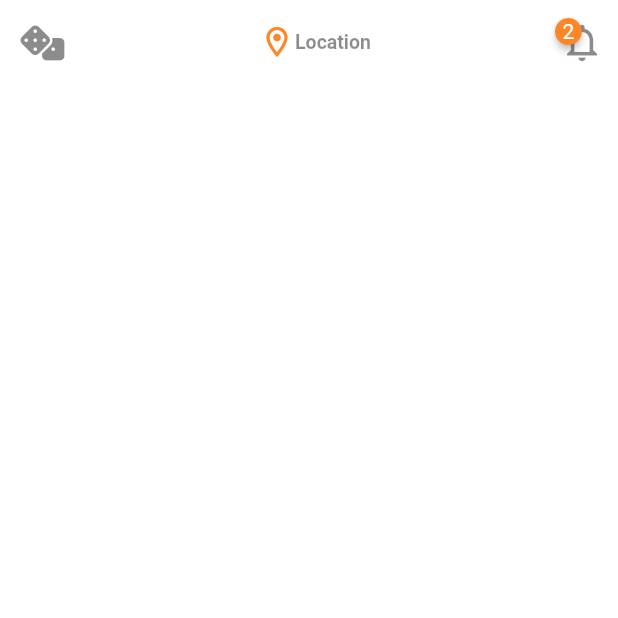
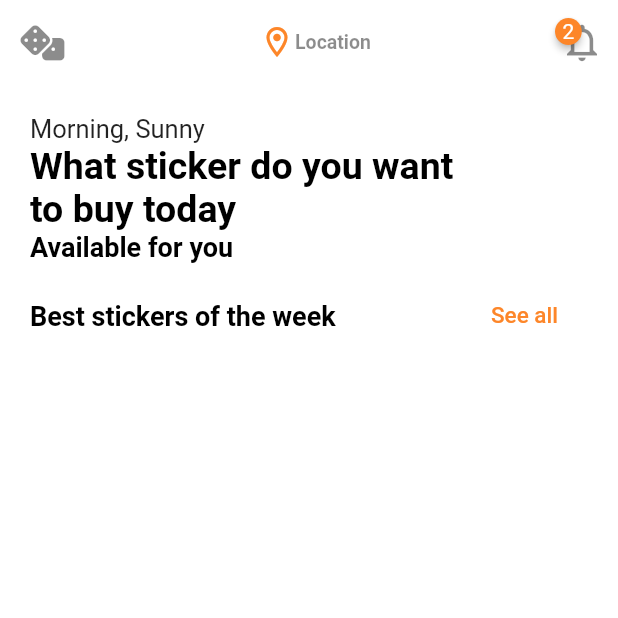
Before and after one commit to OlegKorolyov/flutter-sun-stickers, a Flutter app: the screen it shows after launch, on a phone screen of 412 x 824 dp, the top half of it. Run offline on Flutter 3.47's test engine with Material 2 defaults, Android fonts, the phone set to English and light mode, and no system bars; drawn by our look-alikes of badges; our stand-ins replace font_awesome_flutter.

Commit message:
text blocks

```diff
--- a/lib/ui/screens/sticker_list_screen.dart
+++ b/lib/ui/screens/sticker_list_screen.dart
@@ -15,8 +15,49 @@ class StickerList extends StatefulWidget {
 class StickerListState extends State<StickerList> {
   @override
   Widget build(BuildContext context) => Scaffold(
-    appBar: _appBar(context)
-
+    appBar: _appBar(context),
+    body: Padding(
+      padding: EdgeInsets.all(20),
+        child: SingleChildScrollView(
+          child: Column(
+            crossAxisAlignment: CrossAxisAlignment.start,
+            children: [
+              Text(
+                "Morning, Sunny",
+                style: Theme.of(context).textTheme.headlineSmall,
+              ),
+              Text(
+                "What sticker do you want\nto buy today",
+                style: Theme.of(context).textTheme.displayLarge,
+              ),
+              Text(
+                "Available for you",
+                style: Theme.of(context).textTheme.displaySmall,
+              ),
+              Padding(
+                padding: const EdgeInsets.only(top: 25, bottom: 5),
+                child: Row(
+                  mainAxisAlignment:
+                  MainAxisAlignment.spaceBetween,
+                  children: [
+                    Text(
+                      "Best stickers of the week",
+                      style: Theme.of(context).textTheme.displaySmall,
+                    ),
+                    Padding(
+                      padding: const EdgeInsets.only(right: 20),
+                      child: Text(
+                        "See all",
+                        style: Theme.of(context).textTheme.headlineMedium?.copyWith( color: AppColor.accent),
+                      ),
+                    ),
+                  ],
+                ),
+              ),
+            ],
+          ),
+        ),
+      ),
   );
 
   PreferredSizeWidget _appBar(BuildContext context) {
```
